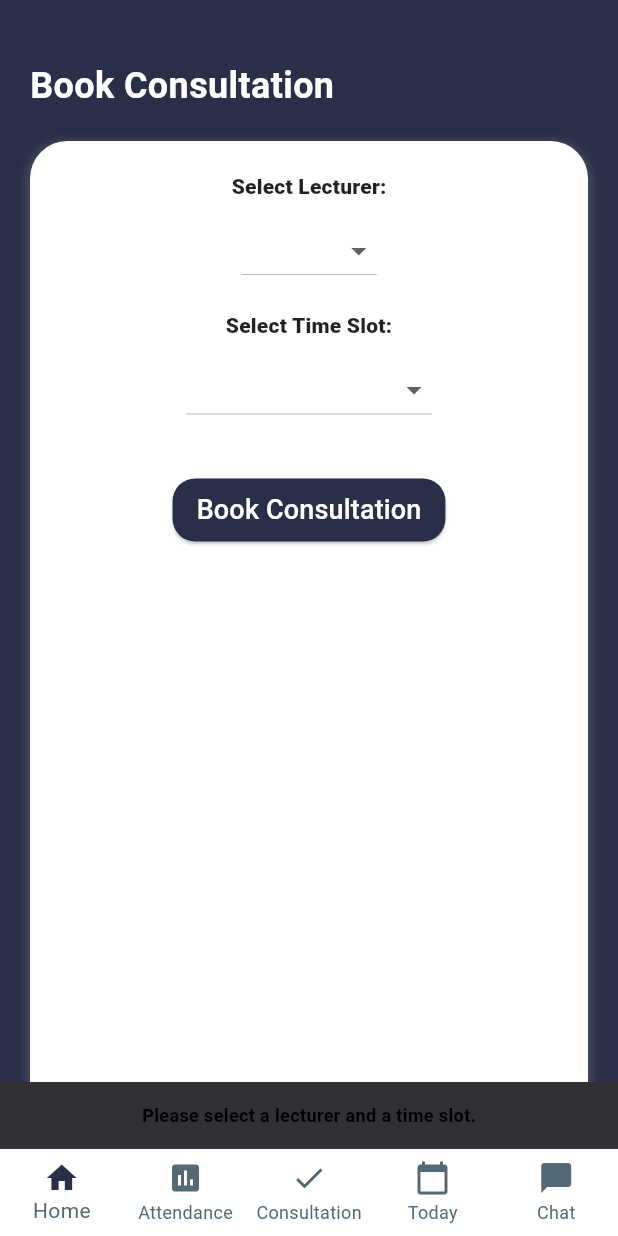
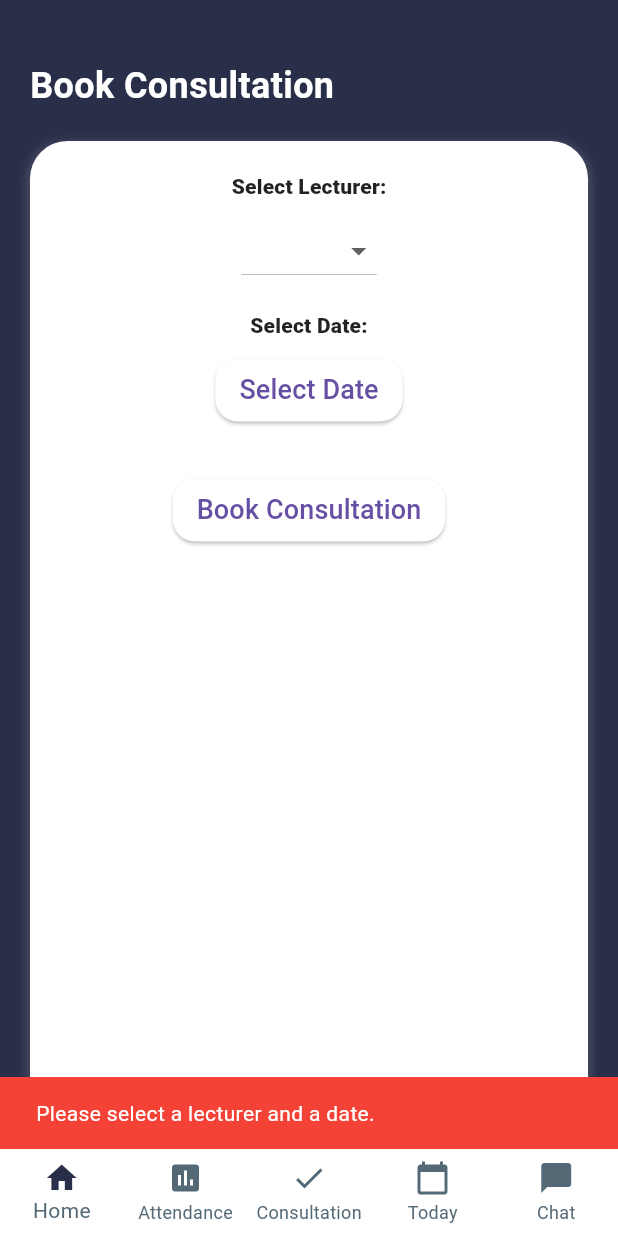
Before and after one commit to sein-pr/classrapp, a Flutter app: the ChatScreen screen opened directly, item 3 of the bottom bar chosen, after a tap on "Book Consultation", on a phone screen of 412 x 824 dp. Run offline on Flutter 3.47's test engine with Material 3 defaults, Android fonts, the phone set to English and light mode, and no system bars; our stand-ins replace image_picker, parse_server_sdk_flutter.

Commit message:
Remember to fix date picker for consultation screen

```diff
--- a/lib/main.dart
+++ b/lib/main.dart
@@ -1,17 +1,20 @@
+import 'package:classrapp/screens/communication/chat_screen.dart';
 import 'package:classrapp/screens/splash/splash.dart';
 import 'package:flutter/material.dart';
 import 'package:parse_server_sdk_flutter/parse_server_sdk_flutter.dart';
 
 import 'screens/auth/login_screen.dart';
+import 'screens/auth/register_screen.dart';
+import 'screens/communication/consultation_booking_screen.dart';
 
-Future <void> main() async {
+Future<void> main() async {
   WidgetsFlutterBinding.ensureInitialized();
   const keyApplicationId = "II7bnvFZAWAQs9MyawpfuSK0rttSNZ6DViXvEba8";
   const keyClientKey = "oAGRUHJO27SLoouNBTURLSjx0if7B9I8uJAXC2Jc";
   const keyParseServerUrl = 'https://parseapi.back4app.com';
 
   await Parse().initialize(keyApplicationId, keyParseServerUrl,
-      clientKey: keyClientKey, autoSendSessionId: true,debug: true);
+      clientKey: keyClientKey, autoSendSessionId: true, debug: true);
   runApp(const MyApp());
 }
 
@@ -60,7 +63,7 @@ class _MyAppState extends State<MyApp> {
         ),
       ),
       //Change here to navigate to the desired screen
-      home: const LoginScreen(),
+      home: const ConsultationBookingScreen(),
     );
   }
 }
--- a/lib/screens/communication/consultation_booking_screen.dart
+++ b/lib/screens/communication/consultation_booking_screen.dart
@@ -13,13 +13,14 @@ class ConsultationBookingScreen extends StatefulWidget {
 
 class _ConsultationBookingScreenState extends State<ConsultationBookingScreen> {
   String? selectedLecturer;
-  String? selectedTimeSlot;
+  DateTime? selectedDate;
 
   @override
   Widget build(BuildContext context) {
     return Scaffold(
       backgroundColor: AppColors.primaryColor,
-      bottomNavigationBar: BottomNavigationBarWidget(userName: 'YourUserName', idno: 'YourIdNo'),
+      bottomNavigationBar:
+          BottomNavigationBarWidget(userName: 'YourUserName', idno: 'YourIdNo'),
       body: SafeArea(
         child: Padding(
           padding: const EdgeInsets.all(20.0),
@@ -58,7 +59,7 @@ class _ConsultationBookingScreenState extends State<ConsultationBookingScreen> {
                     children: [
                       Text(
                         'Select Lecturer:',
-                        style: Theme.of(context).textTheme.titleMedium,
+                        style: Theme.of(context).textTheme.subtitle1,
                         textAlign: TextAlign.start,
                       ),
                       const SizedBox(height: 8.0),
@@ -76,41 +77,42 @@ class _ConsultationBookingScreenState extends State<ConsultationBookingScreen> {
                         ].map<DropdownMenuItem<String>>((String value) {
                           return DropdownMenuItem<String>(
                             value: value,
-                            child: Text(value, textAlign: TextAlign.center),
+                            child: Text(value),
                           );
                         }).toList(),
                       ),
                       const SizedBox(height: 16.0),
                       Text(
-                        'Select Time Slot:',
-                        style: Theme.of(context).textTheme.titleMedium,
+                        'Select Date:',
+                        style: Theme.of(context).textTheme.subtitle1,
                         textAlign: TextAlign.center,
                       ),
                       const SizedBox(height: 8.0),
-                      DropdownButton<String>(
-                        value: selectedTimeSlot,
-                        onChanged: (newValue) {
-                          setState(() {
-                            selectedTimeSlot = newValue!;
-                          });
+                      ElevatedButton(
+                        onPressed: () {
+                          _selectDate(context);
                         },
-                        items: <String>[
-                          '9:00 AM - 10:00 AM',
-                          '10:00 AM - 11:00 AM',
-                          '11:00 AM - 12:00 PM'
-                        ].map<DropdownMenuItem<String>>((String value) {
-                          return DropdownMenuItem<String>(
-                            value: value,
-                            child: Text(value, textAlign: TextAlign.center),
-                          );
-                        }).toList(),
+                        style: ElevatedButton.styleFrom(
+                          backgroundColor: Colors.white,
+                          padding: const EdgeInsets.symmetric(
+                              horizontal: 16.0, vertical: 8.0),
+                          shape: RoundedRectangleBorder(
+                            borderRadius: BorderRadius.circular(15.0),
+                          ),
+                        ),
+                        child: Text(
+                          selectedDate == null
+                              ? 'Select Date'
+                              : '${selectedDate!.day}/${selectedDate!.month}/${selectedDate!.year}',
+                          style: const TextStyle(fontSize: 18.0),
+                        ),
                       ),
                       const SizedBox(height: 32.0),
                       ElevatedButton(
                         onPressed: () {
                           // Implement logic to confirm the booking
                           if (selectedLecturer != null &&
-                              selectedTimeSlot != null) {
+                              selectedDate != null) {
                             // Perform booking confirmation actions
                             showDialog(
                               context: context,
@@ -118,7 +120,8 @@ class _ConsultationBookingScreenState extends State<ConsultationBookingScreen> {
                                 return AlertDialog(
                                   title: const Text('Booking Confirmation'),
                                   content: Text(
-                                      'You have successfully booked a consultation with $selectedLecturer for $selectedTimeSlot.'),
+                                    'You have successfully booked a consultation with $selectedLecturer on ${selectedDate!.day}/${selectedDate!.month}/${selectedDate!.year}.',
+                                  ),
                                   actions: [
                                     TextButton(
                                       onPressed: () {
@@ -131,34 +134,35 @@ class _ConsultationBookingScreenState extends State<ConsultationBookingScreen> {
                               },
                             );
                           } else {
-                            // Show error message if lecturer or time slot is not selected
+                            // Show error message if lecturer or date is not selected
                             ScaffoldMessenger.of(context).showSnackBar(
                               const SnackBar(
-                                content: Center(
-                                  child: Text(
-                                    'Please select a lecturer and a time slot.',
-                                    style: TextStyle(
-                                        color: Colors.black,
-                                        fontSize: 12,
-                                        fontWeight: FontWeight.bold),
+                                content: Text(
+                                  'Please select a lecturer and a date.',
+                                  style: TextStyle(
+                                    color: Colors.white,
+                                    fontSize: 14,
                                   ),
                                 ),
-                                duration: Duration(seconds: 2),
+                                duration: const Duration(seconds: 2),
+                                backgroundColor: Colors.red,
                               ),
                             );
                           }
                         },
                         style: ElevatedButton.styleFrom(
-                          backgroundColor: AppColors.primaryColor,
+                          backgroundColor:
+                              const Color.fromARGB(255, 255, 255, 255),
                           padding: const EdgeInsets.symmetric(
                               horizontal: 16.0, vertical: 8.0),
                           shape: RoundedRectangleBorder(
                             borderRadius: BorderRadius.circular(15.0),
                           ),
                         ),
-                        child: const Text('Book Consultation',
-                            style:
-                                TextStyle(fontSize: 18.0, color: Colors.white)),
+                        child: const Text(
+                          'Book Consultation',
+                          style: TextStyle(fontSize: 18.0),
+                        ),
                       ),
                     ],
                   ),
@@ -170,4 +174,25 @@ class _ConsultationBookingScreenState extends State<ConsultationBookingScreen> {
       ),
     );
   }
+
+  Future<void> _selectDate(BuildContext context) async {
+    final DateTime? picked = await showDatePicker(
+      context: context,
+      initialDate: DateTime.now(),
+      firstDate: DateTime.now(),
+      lastDate: DateTime.now()
+          .add(const Duration(days: 30)), // Limit to 30 days from now
+      selectableDayPredicate: (DateTime date) {
+        // Disable weekends (Saturday and Sunday)
+        return date.weekday != DateTime.saturday &&
+            date.weekday != DateTime.sunday;
+      },
+    );
+
+    if (picked != null && picked != selectedDate) {
+      setState(() {
+        selectedDate = picked;
+      });
+    }
+  }
 }
--- a/lib/screens/home/home_screen.dart
+++ b/lib/screens/home/home_screen.dart
@@ -1,7 +1,6 @@
 import 'package:classrapp/utils/app_colors.dart';
 import 'package:classrapp/utils/constants.dart';
 import 'package:flutter/material.dart';
-import 'package:flutter/widgets.dart';
 
 import '../../widgets/bottom_navigation_bar.dart';
 
--- a/lib/widgets/bottom_navigation_bar.dart
+++ b/lib/widgets/bottom_navigation_bar.dart
@@ -66,7 +66,7 @@ class _BottomNavigationBarWidgetState extends State<BottomNavigationBarWidget> {
       case 0:
         Navigator.push(
           context,
-          MaterialPageRoute(builder: (context) => const HomeScreenLecturer()),
+          MaterialPageRoute(builder: (context) => HomeScreen(userName: widget.userName, idno: widget.idno)),
         );
         break;
       case 1:
--- a/lib/widgets/chat_widget.dart
+++ b/lib/widgets/chat_widget.dart
@@ -1,8 +1,8 @@
 import 'package:flutter/material.dart';
-import 'package:flutter/services.dart';
 import 'dart:io';
 import '../../utils/app_colors.dart';
 
+// Represents a chat message with optional attachment
 class ChatMessage {
   final String message;
   final DateTime sentTimestamp;
@@ -18,11 +18,12 @@ class ChatMessage {
 }
 
 class ChatWidget extends StatefulWidget {
-  const ChatWidget({super.key});
+  const ChatWidget({Key? key}) : super(key: key);
 
   @override
   ChatWidgetState createState() => ChatWidgetState();
 
+  // Static method to add a new message to the chat
   static void addMessage(
     BuildContext context, {
     required String message,
@@ -41,12 +42,14 @@ class ChatWidget extends StatefulWidget {
 }
 
 class ChatWidgetState extends State<ChatWidget> {
+  // Static method to find the state of ChatWidget ancestor
   static ChatWidgetState? of(BuildContext context) {
     return context.findAncestorStateOfType<ChatWidgetState>();
   }
 
   final List<ChatMessage> _messages = [];
 
+  // Adds a new message to the chat
   void addMessage({
     required String message,
     required bool isFromUser,
@@ -64,23 +67,14 @@ class ChatWidgetState extends State<ChatWidget> {
     });
   }
 
-  void _bubbleSort(List<ChatMessage> messages) {
-    int n = messages.length;
-    for (int i = 0; i < n - 1; i++) {
-      for (int j = 0; j < n - i - 1; j++) {
-        if (messages[j].sentTimestamp.isAfter(messages[j + 1].sentTimestamp)) {
-          // Swap elements
-          ChatMessage temp = messages[j];
-          messages[j] = messages[j + 1];
-          messages[j + 1] = temp;
-        }
-      }
-    }
+  // Sorts messages by sentTimestamp using Dart's built-in sort function
+  void _sortByTimestamp(List<ChatMessage> messages) {
+    messages.sort((a, b) => a.sentTimestamp.compareTo(b.sentTimestamp));
   }
 
   @override
   Widget build(BuildContext context) {
-    _bubbleSort(_messages);
+    _sortByTimestamp(_messages); // Sort messages by timestamp
 
     return ListView.builder(
       itemCount: _messages.length,
@@ -101,6 +95,7 @@ class ChatWidgetState extends State<ChatWidget> {
         final messageText = message.message;
         int currentIndex = 0;
 
+        // Detect and style emojis within the message
         for (int i = 0; i < messageText.length; i++) {
           if (isEmoji(messageText[i])) {
             if (i > currentIndex) {
@@ -124,6 +119,7 @@ class ChatWidgetState extends State<ChatWidget> {
           }
         }
 
+        // Add remaining text after the last detected emoji
         if (currentIndex < messageText.length) {
           messageTextSpans.add(
             TextSpan(
@@ -133,6 +129,7 @@ class ChatWidgetState extends State<ChatWidget> {
           );
         }
 
+        // Build and return the message UI based on sender
         return Padding(
           padding: const EdgeInsets.symmetric(vertical: 8.0),
           child: Row(
@@ -232,6 +229,7 @@ class ChatWidgetState extends State<ChatWidget> {
     );
   }
 
+  // Function to detect emojis
   bool isEmoji(String character) {
     // Check if the character is an emoji
     return character.codeUnitAt(0) > 0x1F000;
```
